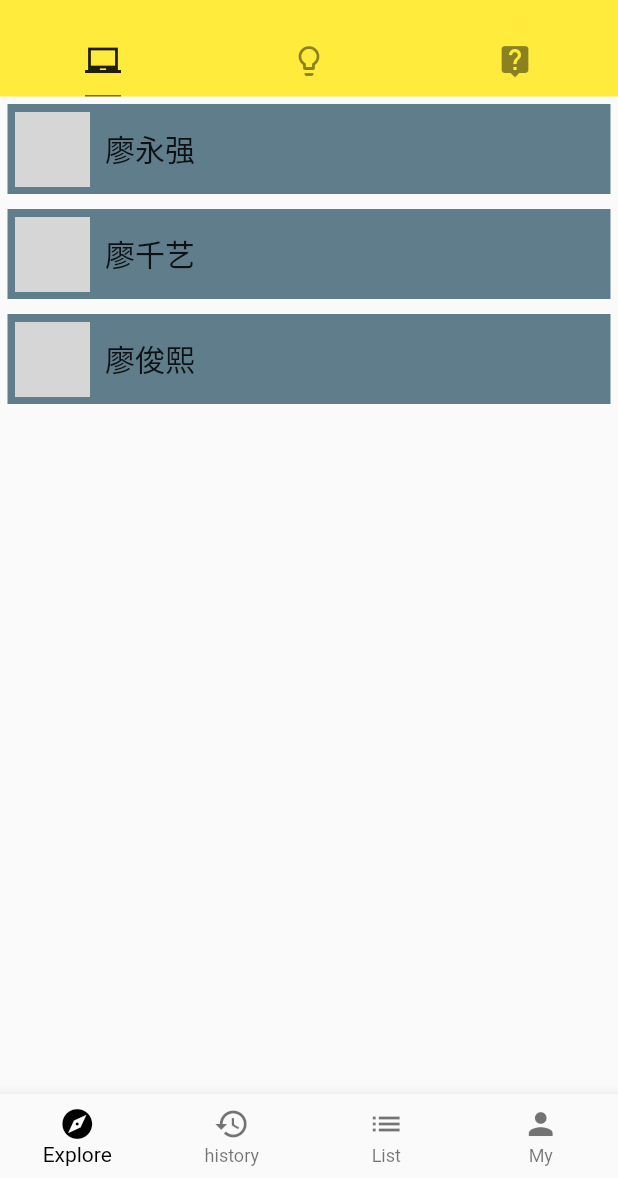
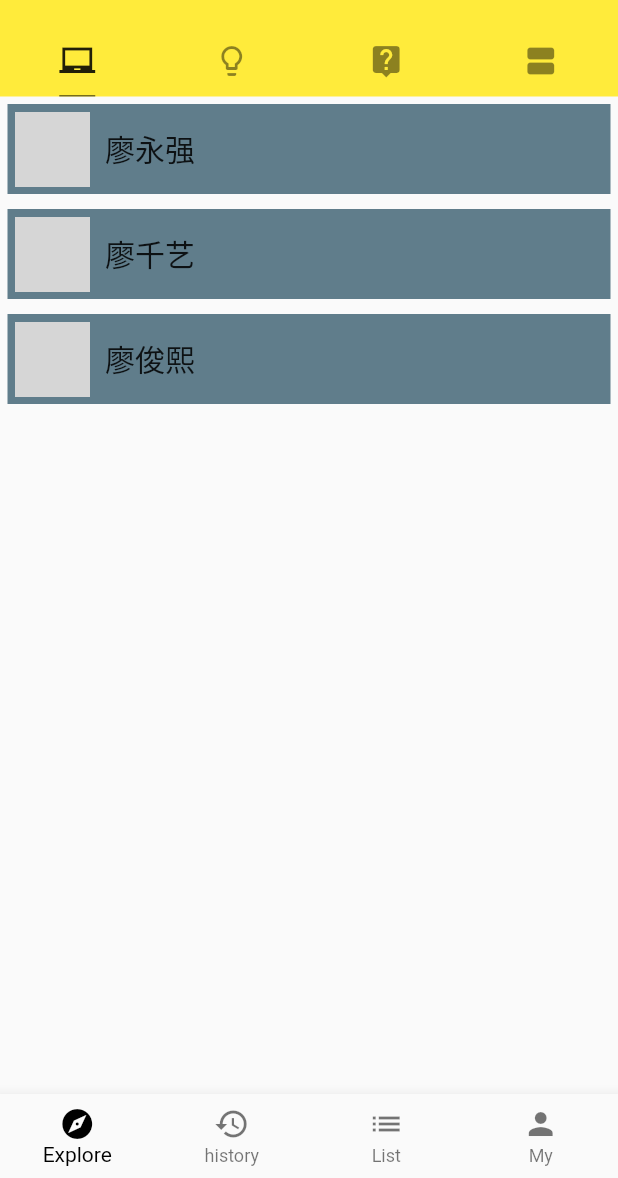
Before and after one commit to liao526/flutter_app, a Flutter app: the screen it shows after launch, on a phone screen of 412 x 824 dp, the part 58-1236 px from its top. Run offline on Flutter 3.47's test engine with Material 2 defaults, Android fonts, the phone set to English and light mode, and no system bars; network calls fail; grey boxes are pictures that could not be loaded.

Commit message:
viewPage

```diff
--- a/lib/widgetimpl/home_widget.dart
+++ b/lib/widgetimpl/home_widget.dart
@@ -4,13 +4,14 @@ import 'package:flutter_app/widgetimpl/drawer_widget.dart';
 import 'package:flutter_app/widgetimpl/navigation_bar_widget.dart';
 import 'package:flutter_app/widgetimpl/basic_demo.dart';
 import 'package:flutter_app/widgetimpl/layout_demo.dart';
+import 'package:flutter_app/widgetimpl/view_demo.dart';
 
 class HomeWidget extends StatelessWidget {
   @override
   Widget build(BuildContext context) {
     // TODO: implement build
     return DefaultTabController(
-        length: 3,
+        length: 4,
         child: Scaffold(
           appBar: AppBar(
             //leading: IconButton(icon: Icon(Icons.menu), onPressed: ()=>debugPrint("mune on click")),
@@ -41,13 +42,17 @@ class HomeWidget extends StatelessWidget {
                   ),
                   Tab(
                     icon: Icon(Icons.live_help),
+                  ),
+                  Tab(
+                    icon: Icon(Icons.view_agenda),
                   )
                 ]),
           ),
           body: TabBarView(children: [
             ListWidget(),
             BasicWidget(),
-            LayoutWidget()
+            LayoutWidget(),
+            ViewWidget()
 //            Tab(
 //              icon: Icon(
 //                Icons.laptop_chromebook,
```
Also changed, not shown: lib/widgetimpl/view_demo.dart (added, +62 -0 lines).
